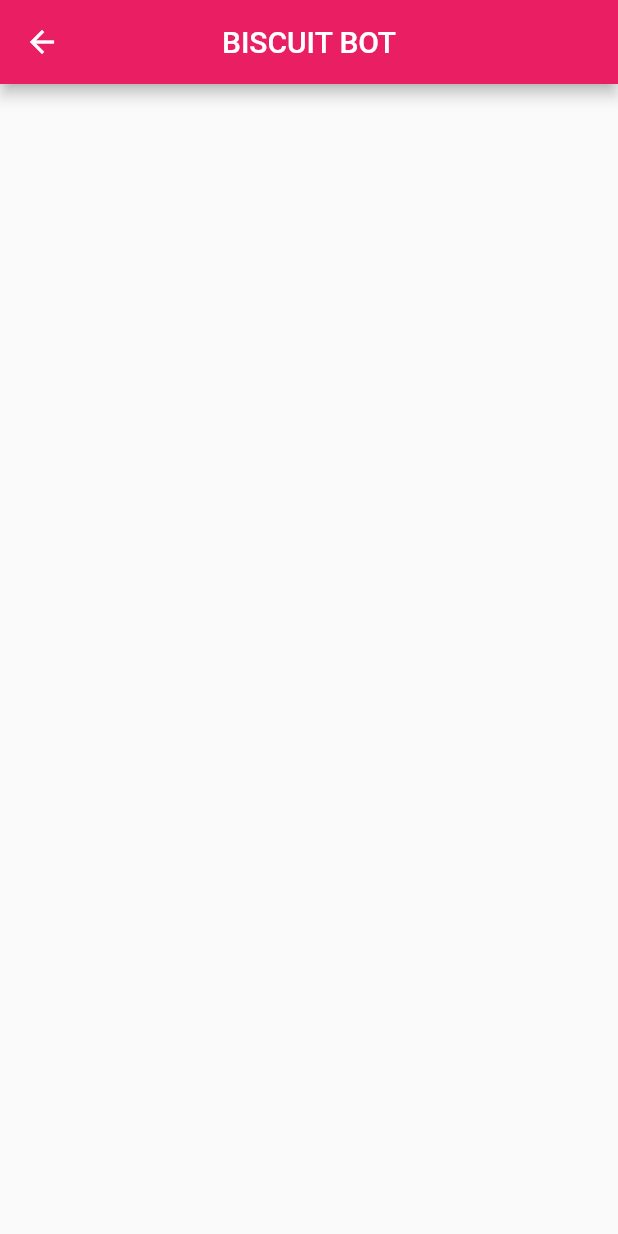
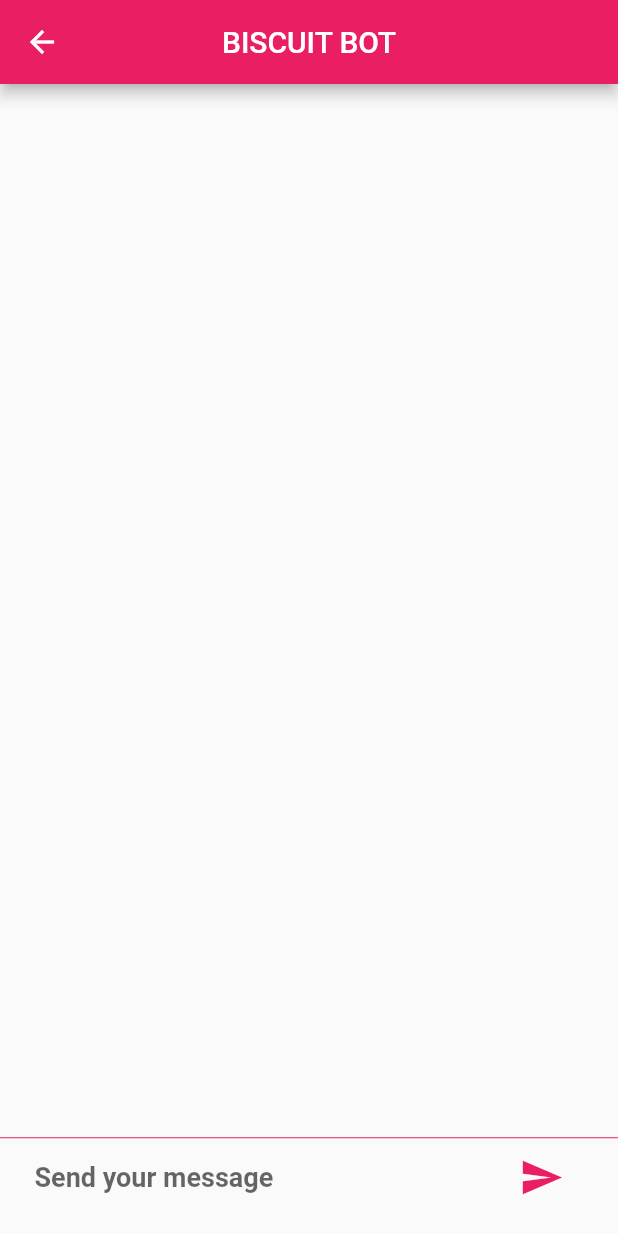
Before and after one commit to ViktorKalmykov/biscuitpayment_app, a Flutter app: the TestingPage screen opened directly, on a phone screen of 412 x 824 dp. Run offline on Flutter 3.47's test engine with Material 2 defaults, Android fonts, the light colour scheme and no system bars; our stand-ins replace bubble, delayed_display, flutter_slidable, flutter_svg, google_fonts; missing offline and left inert: flutter_dialogflow.

Commit message:
Added bot 1

```diff
--- a/lib/page/testing_page.dart
+++ b/lib/page/testing_page.dart
@@ -1,12 +1,142 @@
+import 'package:bubble/bubble.dart';
 import 'package:flutter/material.dart';
+import 'package:flutter_dialogflow/dialogflow_v2.dart';
 
-class TestingPage extends StatelessWidget {
+void main() {
+  runApp(MaterialApp(
+    home: TestingPage(),
+    debugShowCheckedModeBanner: false,
+  ));
+}
+
+class TestingPage extends StatefulWidget {
   @override
-  Widget build(BuildContext context) => Scaffold(
-        appBar: AppBar(
-          title: Text('BISCUIT BOT'),
-          centerTitle: true,
-          backgroundColor: Colors.pink,
+  _MyAppState createState() => _MyAppState();
+}
+
+class _MyAppState extends State<TestingPage> {
+  void response(query) async {
+    AuthGoogle authGoogle = await AuthGoogle(
+        fileJson: "assets/cupcakesbot-qlrcih-9c82160e9e70.json")
+        .build();
+    Dialogflow dialogflow =
+    Dialogflow(authGoogle: authGoogle, language: Language.english);
+    AIResponse aiResponse = await dialogflow.detectIntent(query);
+    setState(() {
+      messsages.insert(0, {
+        "data": 0,
+        "message": aiResponse.getListMessage()[0]["text"]["text"][0].toString()
+      });
+    });
+  }
+
+  final messageInsert = TextEditingController();
+  List<Map> messsages = [];
+
+  @override
+  Widget build(BuildContext context) {
+    return Scaffold(
+      appBar: AppBar(
+        title: Text(
+          "BISCUIT BOT",
         ),
-      );
+        backgroundColor: Colors.pink,
+        centerTitle: true,
+      ),
+      body: Container(
+        child: Column(
+          children: <Widget>[
+            Flexible(
+                child: ListView.builder(
+                    reverse: true,
+                    itemCount: messsages.length,
+                    itemBuilder: (context, index) => chat(
+                        messsages[index]["message"].toString(),
+                        messsages[index]["data"]))),
+            Divider(
+              height: 5.0,
+              color: Colors.pink,
+            ),
+            Container(
+              padding: EdgeInsets.only(left: 15.0, right: 15.0),
+              margin: const EdgeInsets.symmetric(horizontal: 8.0),
+              child: Row(
+                children: <Widget>[
+                  Flexible(
+                      child: TextField(
+                        controller: messageInsert,
+                        decoration: InputDecoration.collapsed(
+                            hintText: "Send your message",
+                            hintStyle: TextStyle(
+                                fontWeight: FontWeight.bold, fontSize: 18.0)),
+                      )),
+                  Container(
+                    margin: EdgeInsets.symmetric(horizontal: 4.0),
+                    child: IconButton(
+
+                        icon: Icon(
+
+                          Icons.send,
+                          size: 30.0,
+                          color: Colors.pink,
+                        ),
+                        onPressed: () {
+                          if (messageInsert.text.isEmpty) {
+                            print("empty message");
+                          } else {
+                            setState(() {
+                              messsages.insert(0,
+                                  {"data": 1, "message": messageInsert.text});
+                            });
+                            response(messageInsert.text);
+                            messageInsert.clear();
+                          }
+                        }),
+                  )
+                ],
+              ),
+            ),
+            SizedBox(
+              height: 15.0,
+            )
+          ],
+        ),
+      ),
+    );
+  }
+
+  //for better one i have use the bubble package check out the pubspec.yaml
+
+  Widget chat(String message, int data) {
+    return Padding(
+      padding: EdgeInsets.all(10.0),
+      child: Bubble(
+          radius: Radius.circular(15.0),
+          color: data == 0 ? Colors.pink : Colors.orangeAccent,
+          elevation: 0.0,
+          alignment: data == 0 ? Alignment.topLeft : Alignment.topRight,
+          nip: data == 0 ? BubbleNip.leftBottom : BubbleNip.rightTop,
+          child: Padding(
+            padding: EdgeInsets.all(2.0),
+            child: Row(
+              mainAxisSize: MainAxisSize.min,
+              children: <Widget>[
+                CircleAvatar(
+                  backgroundImage: AssetImage(
+                      data == 0 ? "assets/robot.png" : "assets/user.png"),
+                ),
+                SizedBox(
+                  width: 10.0,
+                ),
+                Flexible(
+                    child: Text(
+                      message,
+                      style: TextStyle(
+                          color: Colors.white, fontWeight: FontWeight.bold),
+                    ))
+              ],
+            ),
+          )),
+    );
+  }
 }
--- a/pubspec.yaml
+++ b/pubspec.yaml
@@ -35,9 +35,12 @@ dependencies:
   # Use with the CupertinoIcons class for iOS style icons.
   cupertino_icons: ^1.0.2
   delayed_display: ^2.0.0
-  google_fonts: ^2.1.0
   flutter_svg: ^0.22.0
   flutter_slidable: ^0.6.0
+  google_fonts: ^1.1.2
+  bubble: ^1.1.9+1
+  intl:
+  flutter_dialogflow: ^0.1.3
 
   provider: ^5.0.0
 
```
Also changed, not shown: lib/page/get_started_page.dart (indentation only), pubspec.lock, 9 other files.
